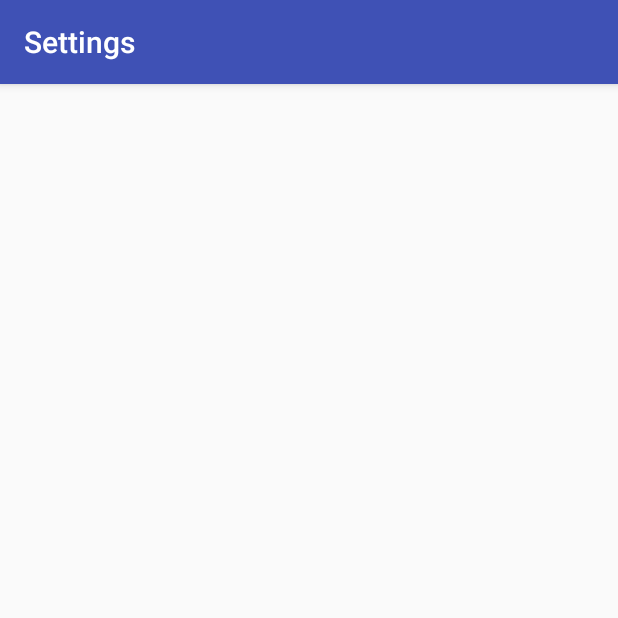
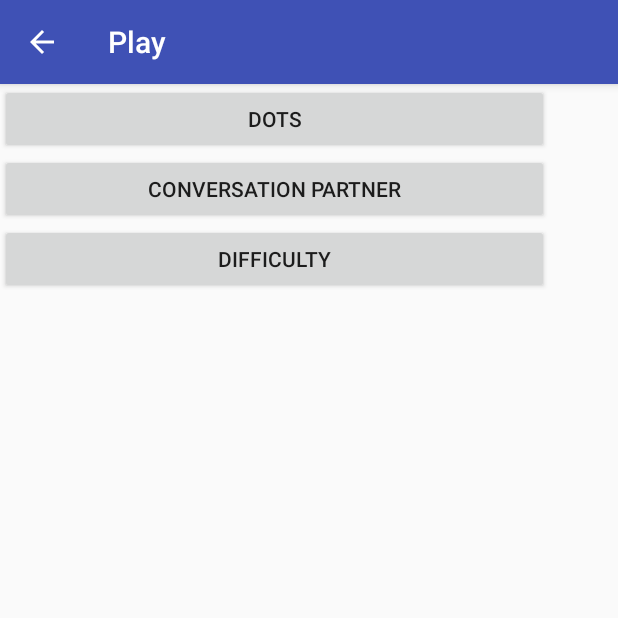
Before and after one commit to sphassan/Team-NULL, an Android app: the SettingsActivity screen opened directly, with no data from a screen before it, on a phone screen of 412 x 824 dp, the top half of it. Run offline under Robolectric (Android 15) with nearby library versions, the phone set to English and light mode, and no system bars.

Commit message:
Settings: Added buttons to layout, added action bar to activity

```diff
--- a/team-null/app/src/main/java/app/anull/net/team_null/SettingsActivity.java
+++ b/team-null/app/src/main/java/app/anull/net/team_null/SettingsActivity.java
@@ -1,5 +1,6 @@
 package app.anull.net.team_null;
 
+import android.support.v7.app.ActionBar;
 import android.support.v7.app.AppCompatActivity;
 import android.os.Bundle;
 
@@ -9,5 +10,15 @@ public class SettingsActivity extends AppCompatActivity {
     protected void onCreate(Bundle savedInstanceState) {
         super.onCreate(savedInstanceState);
         setContentView(R.layout.activity_settings);
+        setupActionBar();
+    }
+
+    private void setupActionBar() {
+        ActionBar actionBar = getSupportActionBar();
+        actionBar.setTitle("Play");
+        if (actionBar != null) {
+            // Show the Up button in the action bar.
+            actionBar.setDisplayHomeAsUpEnabled(true);
+        }
     }
 }
--- a/team-null/app/src/main/res/layout/activity_settings.xml
+++ b/team-null/app/src/main/res/layout/activity_settings.xml
@@ -6,4 +6,32 @@
     android:layout_height="match_parent"
     tools:context="app.anull.net.team_null.SettingActivity">
 
+    <LinearLayout
+        android:layout_width="366dp"
+        android:layout_height="140dp"
+        android:orientation="vertical"
+        tools:layout_editor_absoluteX="8dp"
+        tools:layout_editor_absoluteY="8dp">
+
+        <Button
+            android:id="@+id/button1"
+            android:layout_width="match_parent"
+            android:layout_height="wrap_content"
+            android:layout_weight="1"
+            android:text="Dots" />
+
+        <Button
+            android:id="@+id/button3"
+            android:layout_width="match_parent"
+            android:layout_height="wrap_content"
+            android:layout_weight="1"
+            android:text="Conversation Partner" />
+
+        <Button
+            android:id="@+id/button2"
+            android:layout_width="match_parent"
+            android:layout_height="wrap_content"
+            android:layout_weight="1"
+            android:text="Difficulty" />
+    </LinearLayout>
 </android.support.constraint.ConstraintLayout>
```
